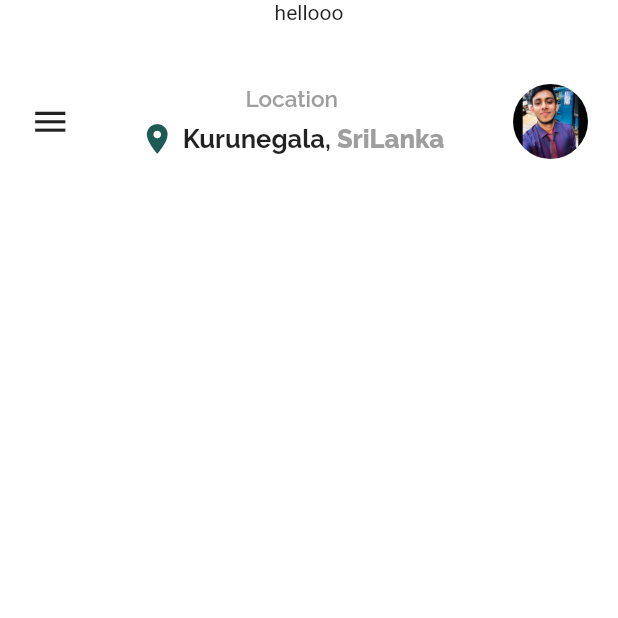
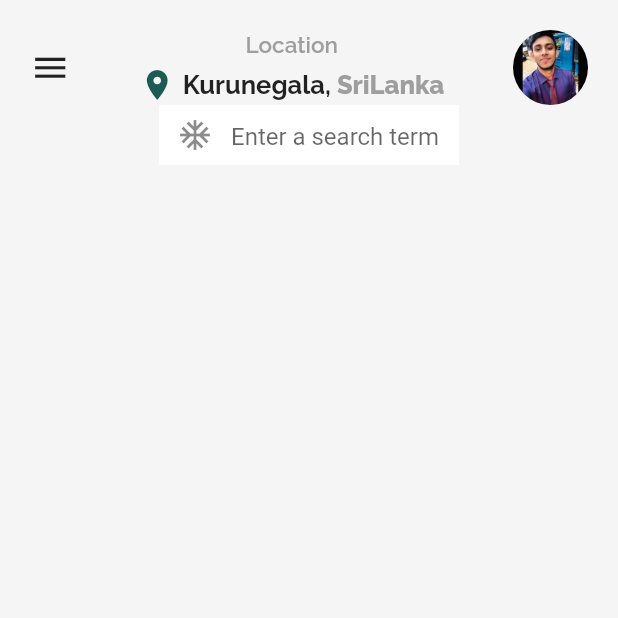
Before and after one commit to Shehan82/flutter-ui-with-drawer, a Flutter app: the screen it shows after launch, on a phone screen of 412 x 824 dp, the top half of it. Run offline on Flutter 3.47's test engine with Material 2 defaults, Android fonts, the light colour scheme and no system bars; our stand-ins replace font_awesome_flutter, google_fonts.

Commit message:
added text field

```diff
--- a/lib/screens/drawer.dart
+++ b/lib/screens/drawer.dart
@@ -15,7 +15,7 @@ class _DrawerScreenState extends State<DrawerScreen> {
               begin: Alignment.topCenter,
               end: Alignment.bottomCenter,
               colors: [
-            Color(0xff1c5a54).withOpacity(0.9),
+            Color(0xff1c5a54).withOpacity(1),
             Color(0xff1c5a54).withOpacity(1)
           ])),
     );
--- a/lib/screens/home.dart
+++ b/lib/screens/home.dart
@@ -1,4 +1,5 @@
 import 'package:flutter/material.dart';
+import 'package:flutter/rendering.dart';
 import 'package:flutter_ui_with_drawer/configuration.dart';
 import 'package:google_fonts/google_fonts.dart';
 
@@ -19,12 +20,12 @@ class _HomeScreenState extends State<HomeScreen> {
         transform: Matrix4.translationValues(xOffSet, yOffSet, 0)
           ..scale(scaleFactor),
         duration: Duration(microseconds: 250),
-        color: Colors.white,
-        child: Column(
+        color: Colors.grey[100],
+        child: ListView(
+          physics: ClampingScrollPhysics(),
           children: [
-            Text("hellooo"),
             SizedBox(
-              height: 40,
+              height: 20,
             ),
             Container(
               margin: EdgeInsets.symmetric(horizontal: 20),
@@ -118,6 +119,27 @@ class _HomeScreenState extends State<HomeScreen> {
                 ],
               ),
             ),
+            Container(
+              child: Column(
+                children: [
+                  Container(
+                    decoration: BoxDecoration(color: Colors.white),
+                    width: 200,
+                    height: 40,
+                    child: TextField(
+                      decoration: InputDecoration(
+                          prefixIcon: Icon(Icons.ac_unit),
+                          border: InputBorder.none,
+                          focusedBorder: InputBorder.none,
+                          enabledBorder: InputBorder.none,
+                          errorBorder: InputBorder.none,
+                          disabledBorder: InputBorder.none,
+                          hintText: 'Enter a search term'),
+                    ),
+                  )
+                ],
+              ),
+            )
           ],
         ));
   }
```
